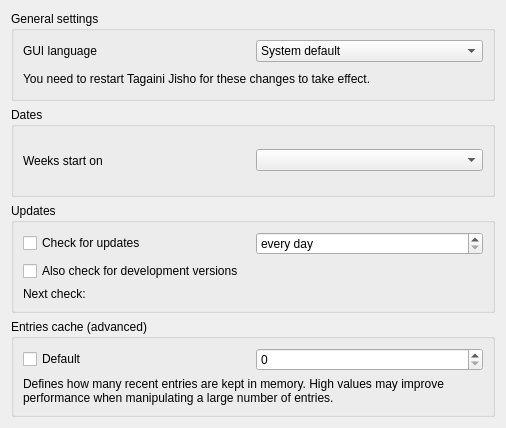
Gnurou/tagainijisho, file src/gui/GeneralPreferences.ui: the form before one commit.
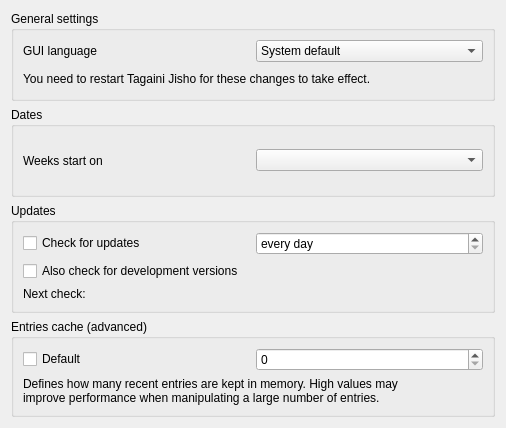
The form after the commit.

```diff
--- a/src/gui/GeneralPreferences.ui
+++ b/src/gui/GeneralPreferences.ui
@@ -152,10 +152,11 @@
       <item>
        <widget class="QLabel" name="label_4">
         <property name="text">
-         <string>Defines how many recent entries are kept in memory. High values may improve performance when manipulating a large number of entries.</string>
+         <string>Defines how many recent entries are kept in memory. High values may
+improve performance when manipulating a large number of entries.</string>
         </property>
         <property name="wordWrap">
-         <bool>true</bool>
+         <bool>false</bool>
         </property>
        </widget>
       </item>
```
Left out of the diff: 3 changed lines with no effect on the pictures.
